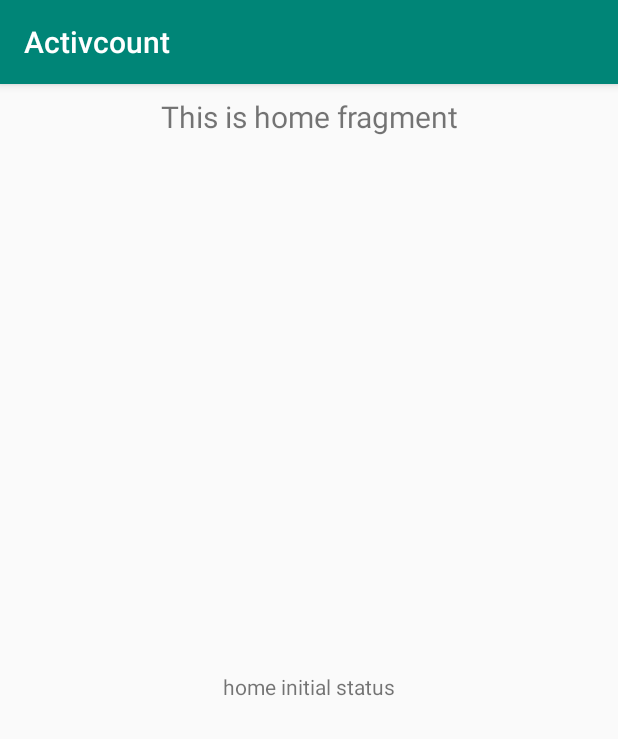
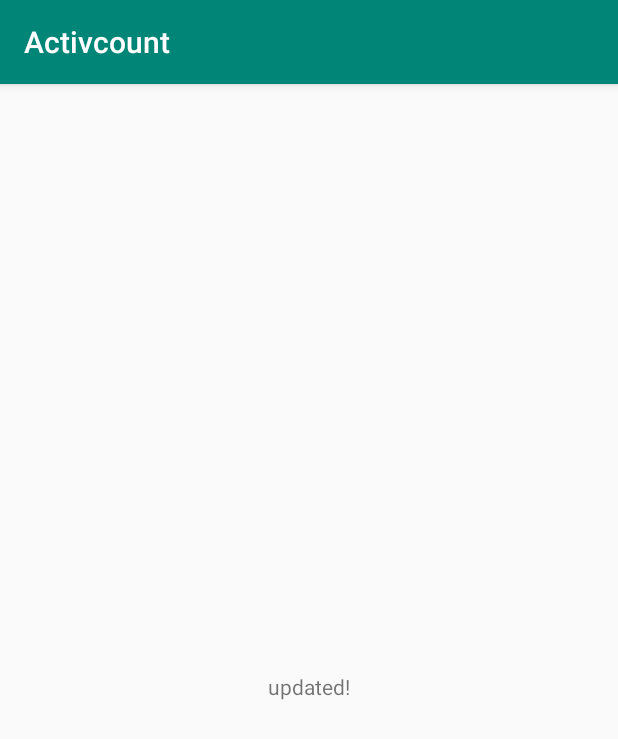
Before and after one commit to alexandrebobkov/activcount002, an Android app: the fragment HomeFragment shown on its own in the app's theme, on a phone screen of 412 x 824 dp. Shown: the top 739 px of the screen. Run offline under Robolectric (Android 15) with nearby library versions, the phone set to English and light mode, and no system bars.

Commit message:
Cleaned up the code.

```diff
--- a/app/src/main/java/com/example/activcount_002/ui/home/HomeFragment.java
+++ b/app/src/main/java/com/example/activcount_002/ui/home/HomeFragment.java
@@ -5,11 +5,8 @@ import android.view.LayoutInflater;
 import android.view.View;
 import android.view.ViewGroup;
 import android.widget.TextView;
-
-import androidx.annotation.Nullable;
 import androidx.annotation.NonNull;
 import androidx.fragment.app.Fragment;
-import androidx.lifecycle.Observer;
 import androidx.lifecycle.ViewModelProviders;
 import com.example.activcount_002.R;
 
@@ -17,33 +14,15 @@ import com.example.activcount_002.MainViewModel;
 
 public class HomeFragment extends Fragment
 {
-
     MainViewModel mainViewModel;
-    /** PULL DATA AT HOME FRAGMENT **/
-    private HomeViewModel homeViewModel;
 
     public View onCreateView(@NonNull LayoutInflater inflater,
-                             ViewGroup container, Bundle savedInstanceState) {
-        homeViewModel =
-                ViewModelProviders.of(this).get(HomeViewModel.class);
-        mainViewModel = ViewModelProviders.of(this).get(MainViewModel.class);
-        View root = inflater.inflate(R.layout.fragment_home, container, false);
-        final TextView textView = root.findViewById(R.id.text_home);
-        homeViewModel.getText().observe(this, new Observer<String>() {
-            @Override
-            public void onChanged(@Nullable String s) {
-                textView.setText(s);
-            }
-        });
-        final TextView statusMsg = root.findViewById(R.id.status_msg);
-        //mainViewModel.setHomeStatus_msg("updated!");
-        //statusMsg.setText("updated 2");
+                             ViewGroup container, Bundle savedInstanceState)
+    {
+        mainViewModel               = ViewModelProviders.of(this).get(MainViewModel.class);
+        View    root                = inflater.inflate(R.layout.fragment_home, container, false);
+        final   TextView statusMsg  = root.findViewById(R.id.status_msg);
         statusMsg.setText(mainViewModel.get_home_status_msg());
         return root;
     }
-
-    public void setText(String text) {
-        TextView view = (TextView) getView().findViewById(R.id.status_msg);
-        view.setText("22");
-    }
 }
```
Also changed, not shown: app/src/main/java/com/example/activcount_002/MainActivity.java (+8 -83 lines), app/src/main/java/com/example/activcount_002/MainViewModel.java (+12 -23 lines), app/src/main/java/com/example/activcount_002/ui/about/AboutFragment.java (+15 -65 lines), 1 other file.
